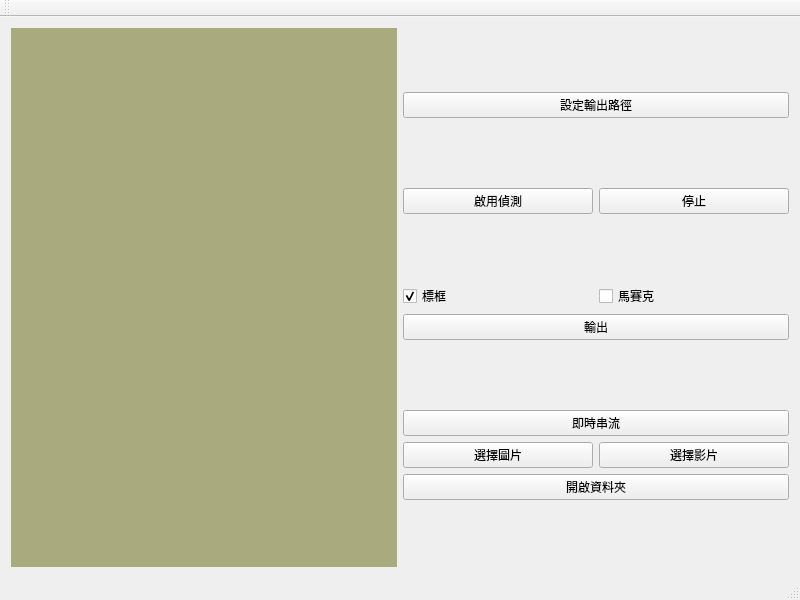
First picture: the form in code/Qt_yolo_1/Qt_yolo_1.ui, repository Acker404/yolo11_test, before the edit.
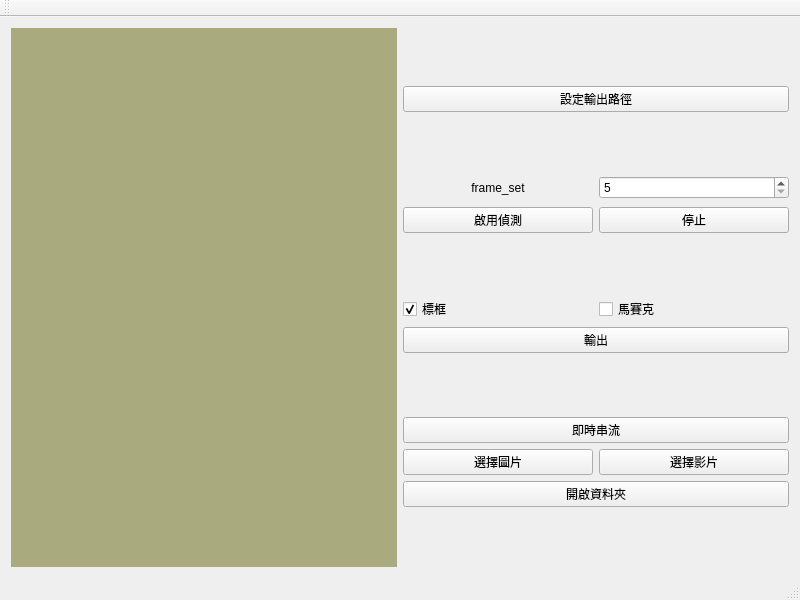
Second picture: the form after the edit.

Commit message: add according to frame val detect video

```diff
--- a/code/Qt_yolo_1/Qt_yolo_1.ui
+++ b/code/Qt_yolo_1/Qt_yolo_1.ui
@@ -60,7 +60,48 @@
        </widget>
       </item>
       <item>
-       <layout class="QHBoxLayout" name="horizontalLayout_3">
+       <layout class="QVBoxLayout" name="verticalLayout_detect" stretch="0,0">
+        <property name="spacing">
+         <number>8</number>
+        </property>
+        <property name="sizeConstraint">
+         <enum>QLayout::SizeConstraint::SetMaximumSize</enum>
+        </property>
+        <item>
+         <layout class="QHBoxLayout" name="horizontalLayout_detect_fram_set">
+          <item>
+           <widget class="QLabel" name="label_detect_fram_info">
+            <property name="text">
+             <string>frame_set</string>
+            </property>
+            <property name="alignment">
+             <set>Qt::AlignmentFlag::AlignCenter</set>
+            </property>
+           </widget>
+          </item>
+          <item>
+           <widget class="QSpinBox" name="spinBox_detect_frame_set">
+            <property name="inputMethodHints">
+             <set>Qt::InputMethodHint::ImhDigitsOnly</set>
+            </property>
+            <property name="minimum">
+             <number>5</number>
+            </property>
+            <property name="maximum">
+             <number>120</number>
+            </property>
+            <property name="singleStep">
+             <number>5</number>
+            </property>
+            <property name="value">
+             <number>5</number>
+            </property>
+           </widget>
+          </item>
+         </layout>
+        </item>
+        <item>
+         <layout class="QHBoxLayout" name="horizontalLayout_detect_button">
         <property name="spacing">
          <number>6</number>
         </property>
@@ -80,6 +121,8 @@
         </item>
        </layout>
       </item>
+       </layout>
+      </item>
       <item>
        <layout class="QVBoxLayout" name="verticalLayout_3">
         <item>
@@ -125,7 +168,12 @@
          </widget>
         </item>
         <item>
-         <layout class="QHBoxLayout" name="horizontalLayout_5">
+         <layout class="QVBoxLayout" name="verticalLayout_open_local_file">
+          <item>
+           <layout class="QHBoxLayout" name="horizontalLayout_open_local_single">
+            <property name="sizeConstraint">
+             <enum>QLayout::SizeConstraint::SetMinimumSize</enum>
+            </property>
           <item>
            <widget class="QPushButton" name="Button_openImage">
             <property name="text">
@@ -148,6 +196,8 @@
            <string>開啟資料夾</string>
           </property>
          </widget>
+          </item>
+         </layout>
         </item>
        </layout>
       </item>
```
Left out of the diff: 8 changed lines with no effect on the pictures. Lines whose indentation alone changed are shown as unchanged. The commit also changes 26 other files.
